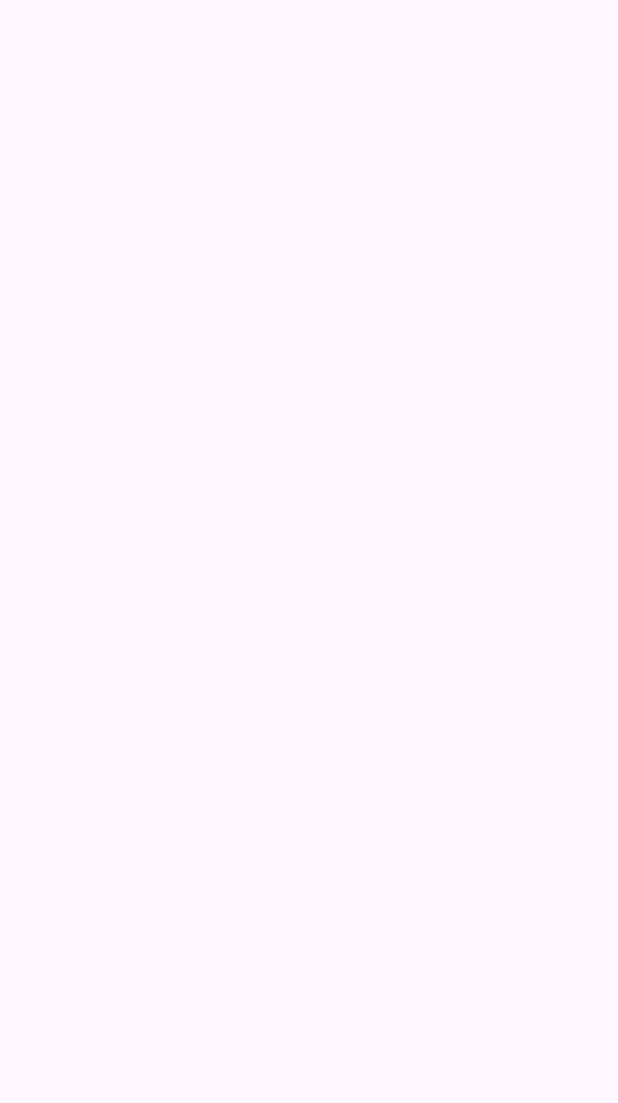
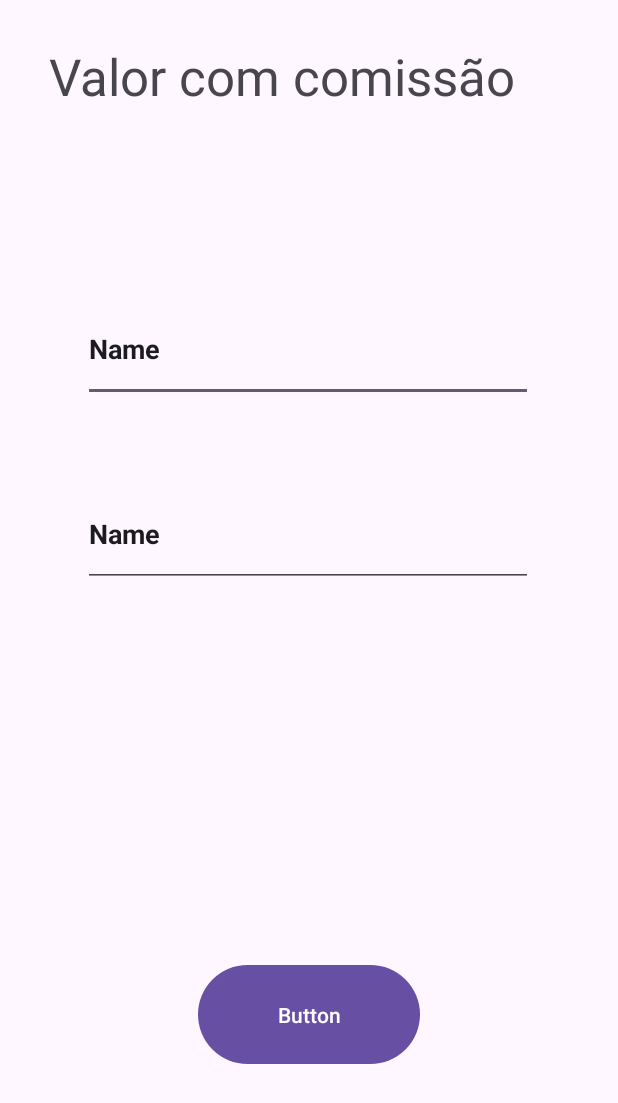
Before and after one commit to xulipa10/valor_com_comissao, an Android app: the screen it shows after launch (MainActivity), on a phone screen of 412 x 824 dp. Before the commit the part shown is empty. Shown: the top 1103 px of the screen. Run offline under Robolectric (Android 15) with nearby library versions, the phone set to English and light mode, and no system bars.

Commit message:
tela de calculo v1

```diff
--- a/app/src/main/res/layout/activity_main.xml
+++ b/app/src/main/res/layout/activity_main.xml
@@ -8,5 +8,56 @@
     tools:context=".MainActivity">
 
 
+    <TextView
+        android:id="@+id/titulo1"
+        android:layout_width="347dp"
+        android:layout_height="61dp"
+        android:text="Valor com comissão"
+        android:textSize="34sp"
+        app:layout_constraintBottom_toBottomOf="parent"
+        app:layout_constraintEnd_toEndOf="parent"
+        app:layout_constraintStart_toStartOf="parent"
+        app:layout_constraintTop_toTopOf="parent"
+        app:layout_constraintVertical_bias="0.037" />
 
+    <EditText
+        android:id="@+id/editTextText"
+        android:layout_width="300dp"
+        android:layout_height="70dp"
+        android:ems="10"
+        android:inputType="text"
+        android:text="Name"
+        android:textStyle="bold"
+        app:layout_constraintBottom_toBottomOf="parent"
+        app:layout_constraintEnd_toEndOf="parent"
+        app:layout_constraintHorizontal_bias="0.497"
+        app:layout_constraintStart_toStartOf="parent"
+        app:layout_constraintTop_toTopOf="parent"
+        app:layout_constraintVertical_bias="0.263" />
+
+    <EditText
+        android:id="@+id/editTextText2"
+        android:layout_width="300dp"
+        android:layout_height="70dp"
+        android:ems="10"
+        android:inputType="text"
+        android:text="Name"
+        android:textStyle="bold"
+        app:layout_constraintBottom_toBottomOf="parent"
+        app:layout_constraintEnd_toEndOf="parent"
+        app:layout_constraintHorizontal_bias="0.495"
+        app:layout_constraintStart_toStartOf="parent"
+        app:layout_constraintTop_toTopOf="parent"
+        app:layout_constraintVertical_bias="0.426" />
+
+    <Button
+        android:id="@+id/button"
+        android:layout_width="148dp"
+        android:layout_height="74dp"
+        android:text="Button"
+        app:layout_constraintBottom_toBottomOf="parent"
+        app:layout_constraintEnd_toEndOf="parent"
+        app:layout_constraintStart_toStartOf="parent"
+        app:layout_constraintTop_toTopOf="parent"
+        app:layout_constraintVertical_bias="0.852" />
 </androidx.constraintlayout.widget.ConstraintLayout>
```
